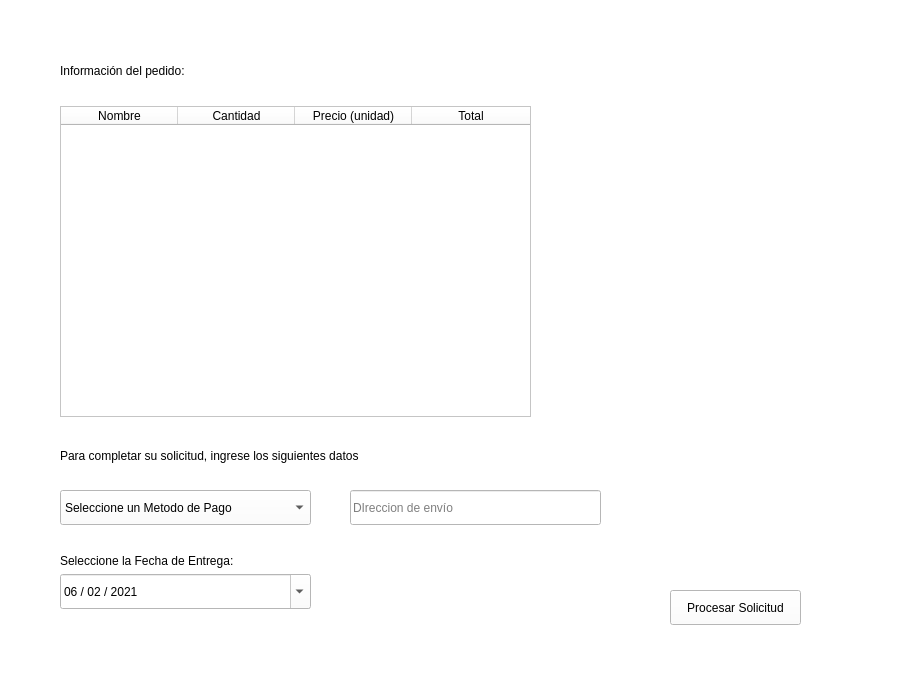
This is pantalla_principal.ui in barreto-exe/Delivender as Qt 5 draws it before an edit. The edited form follows.
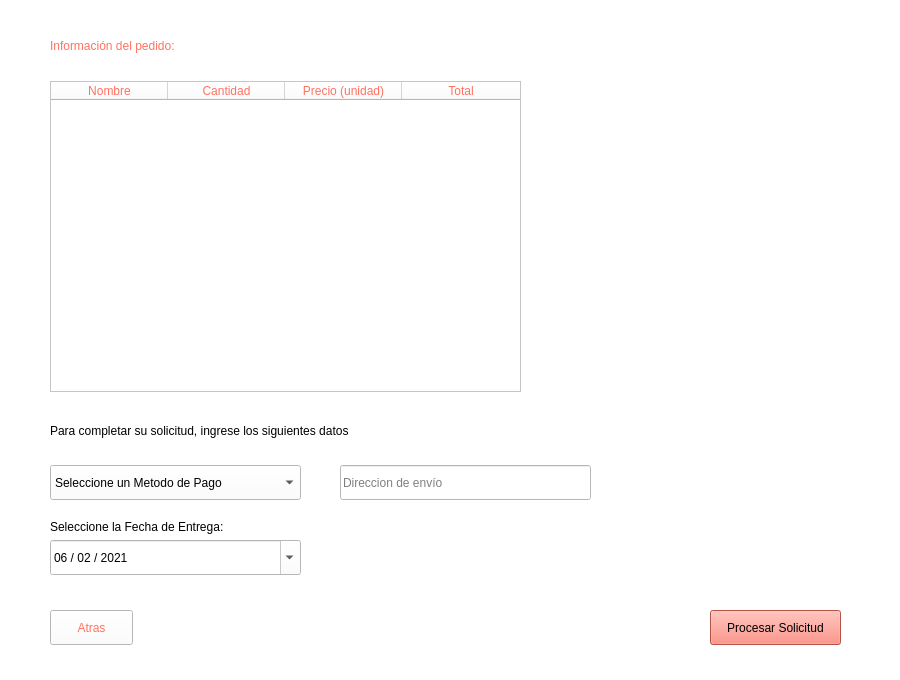
This is the edited form. The open tabs and pages were chosen to show the change. Icons and pictures are not drawn.

```diff
--- a/pantalla_principal.ui
+++ b/pantalla_principal.ui
@@ -230,12 +230,15 @@
     <widget class="QTableWidget" name="reciboTable">
      <property name="geometry">
       <rect>
-       <x>60</x>
-       <y>106</y>
+       <x>50</x>
+       <y>81</y>
        <width>471</width>
        <height>311</height>
       </rect>
      </property>
+     <property name="styleSheet">
+      <string notr="true">color: rgb(255, 114, 98);</string>
+     </property>
      <property name="wordWrap">
       <bool>true</bool>
      </property>
@@ -275,15 +278,15 @@
     <widget class="QLabel" name="label_3">
      <property name="geometry">
       <rect>
-       <x>60</x>
-       <y>55</y>
-       <width>251</width>
+       <x>50</x>
+       <y>30</y>
+       <width>291</width>
        <height>31</height>
       </rect>
      </property>
      <property name="styleSheet">
-      <string notr="true">font: 75 16pt &quot;Quicksand&quot;;
-color: rgb(0, 0, 0);</string>
+      <string notr="true">font: 75 18pt &quot;Quicksand&quot;;
+color: rgb(255, 114, 98);</string>
      </property>
      <property name="text">
       <string>Información del pedido:</string>
@@ -292,12 +295,16 @@
     <widget class="QPushButton" name="btnProcesarSolic">
      <property name="geometry">
       <rect>
-       <x>670</x>
-       <y>590</y>
+       <x>710</x>
+       <y>610</y>
        <width>131</width>
        <height>35</height>
       </rect>
      </property>
+     <property name="styleSheet">
+      <string notr="true">background-color: rgb(255, 114, 98);
+color: '#FFFFFF';</string>
+     </property>
      <property name="text">
       <string>Procesar Solicitud</string>
      </property>
@@ -305,8 +312,8 @@
     <widget class="QComboBox" name="comboBoxPago">
      <property name="geometry">
       <rect>
-       <x>60</x>
-       <y>490</y>
+       <x>50</x>
+       <y>465</y>
        <width>251</width>
        <height>35</height>
       </rect>
@@ -320,8 +327,8 @@
     <widget class="QDateEdit" name="fechaEntrega">
      <property name="geometry">
       <rect>
-       <x>60</x>
-       <y>574</y>
+       <x>50</x>
+       <y>540</y>
        <width>251</width>
        <height>35</height>
       </rect>
@@ -350,8 +357,8 @@
     <widget class="QLabel" name="label_2">
      <property name="geometry">
       <rect>
-       <x>60</x>
-       <y>550</y>
+       <x>50</x>
+       <y>516</y>
        <width>231</width>
        <height>21</height>
       </rect>
@@ -366,21 +373,21 @@
     <widget class="QLineEdit" name="direccion">
      <property name="geometry">
       <rect>
-       <x>350</x>
-       <y>490</y>
+       <x>340</x>
+       <y>465</y>
        <width>251</width>
        <height>35</height>
       </rect>
      </property>
      <property name="placeholderText">
-      <string>DIreccion de envío</string>
+      <string>Direccion de envío</string>
      </property>
     </widget>
     <widget class="QLabel" name="label_4">
      <property name="geometry">
       <rect>
-       <x>60</x>
-       <y>440</y>
+       <x>50</x>
+       <y>415</y>
        <width>471</width>
        <height>31</height>
       </rect>
@@ -393,6 +400,22 @@
       <string>Para completar su solicitud, ingrese los siguientes datos</string>
      </property>
     </widget>
+    <widget class="QPushButton" name="btnAtrasSolic">
+     <property name="geometry">
+      <rect>
+       <x>50</x>
+       <y>610</y>
+       <width>83</width>
+       <height>35</height>
+      </rect>
+     </property>
+     <property name="styleSheet">
+      <string notr="true">color: rgb(255, 114, 98);</string>
+     </property>
+     <property name="text">
+      <string>Atras</string>
+     </property>
+    </widget>
    </widget>
   </widget>
  </widget>
```
Left out of the diff: 2 changed lines with no effect on the pictures.
